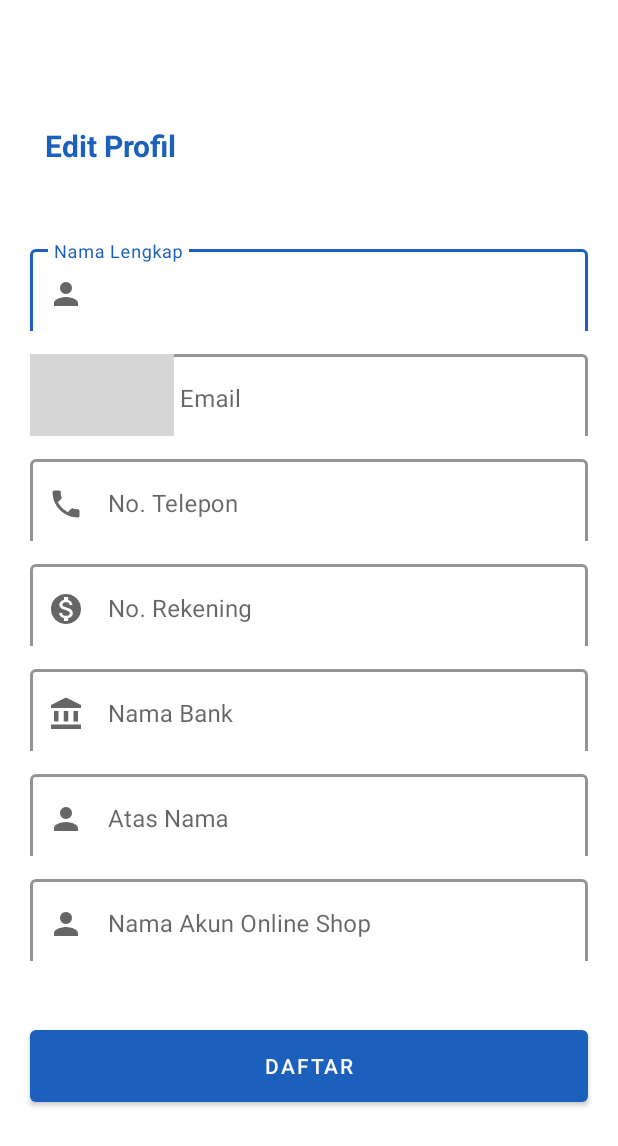
After one commit to maykum43/ScannerAnyarAndroid, an Android app: the EditProfilActivity screen opened directly, with no data from a screen before it, on a phone screen of 412 x 824 dp. The commit adds this screen. Shown: the top 1146 px of the screen. Run offline under Robolectric (Android 15) with nearby library versions, the phone set to English and light mode, and no system bars; grey boxes are pictures that could not be loaded.

Commit message:
Commit API Search SN 18-2-2022(UI Profile 80%, Done)

```diff
--- a/app/src/main/AndroidManifest.xml
+++ b/app/src/main/AndroidManifest.xml
@@ -27,6 +27,7 @@
         <activity android:name=".activity.CreateHisActivity" />
         <activity android:name=".activity.RiwayatActivity" />
         <activity android:name=".activity.ScanBarcodeActivity" />
+        <activity android:name=".activity.EditProfilActivity" />
     </application>
 
     <uses-permission android:name="android.permission.INTERNET" />
--- /dev/null
+++ b/app/src/main/java/com/anyarscaner/activity/EditProfilActivity.kt
@@ -0,0 +1,133 @@
+package com.anyarscaner.activity
+
+import android.content.Intent
+import android.os.Bundle
+import android.view.View
+import android.widget.*
+import androidx.appcompat.app.AppCompatActivity
+import com.anyarscaner.MainActivity
+import com.anyarscaner.R
+import com.anyarscaner.app.ApiConfig
+import com.anyarscaner.helper.SharedPref
+import com.anyarscaner.model.ResponModel
+import retrofit2.Call
+import retrofit2.Callback
+import retrofit2.Response
+
+class EditProfilActivity : AppCompatActivity() {
+
+    lateinit var s: SharedPref
+
+    lateinit var name: TextView
+    lateinit var email: TextView
+    lateinit var phone: TextView
+    lateinit var norek: TextView
+    lateinit var nama_bank: TextView
+    lateinit var atas_nama: TextView
+    lateinit var akun_ol: TextView
+
+
+    override fun onCreate(savedInstanceState: Bundle?) {
+        super.onCreate(savedInstanceState)
+        setContentView(R.layout.activity_editprofil)
+
+        s = SharedPref(this)
+        setData()
+
+        val btnSave = findViewById<Button>(R.id.btn_save)
+
+        btnSave.setOnClickListener {
+            simpanData()
+        }
+    }
+
+    fun setData(){
+        name = findViewById<EditText>(R.id.tv_namaUser)
+        phone = findViewById<EditText>(R.id.tv_notlp)
+        email = findViewById<EditText>(R.id.tv_email)
+        norek = findViewById<EditText>(R.id.tv_norek)
+        nama_bank = findViewById<EditText>(R.id.tv_nama_bank)
+        atas_nama = findViewById<EditText>(R.id.tv_atas_nama)
+        akun_ol = findViewById<EditText>(R.id.tv_nama_akun_ol)
+
+        name.text = s.getString(s.nama)
+        email.text = s.getString(s.email)
+        phone.text = s.getString(s.phone)
+        norek.text = s.getString(s.norek)
+        nama_bank.text = s.getString(s.nama_bank)
+        atas_nama.text = s.getString(s.atas_nama)
+        akun_ol.text = s.getString(s.akun_ol)
+    }
+
+    fun simpanData() {
+
+        if (name.text.isEmpty()) {
+            name.error = "Kolom nama tidak boleh kosong!"
+            name.requestFocus()
+            return
+        } else if (email.text.isEmpty()) {
+            email.error = "Kolom email tidak boleh kosong!"
+            email.requestFocus()
+            return
+        } else if (phone.text.isEmpty()) {
+            phone.error = "Kolom No. Telepon tidak boleh kosong!"
+            phone.requestFocus()
+            return
+        } else if (norek.text.isEmpty()) {
+            norek.error = "Kolom Nomor Rekening tidak boleh kosong!"
+            norek.requestFocus()
+            return
+        } else if (nama_bank.text.isEmpty()) {
+            nama_bank.error = "Kolom Nama Bank tidak boleh kosong!"
+            nama_bank.requestFocus()
+            return
+        } else if (atas_nama.text.isEmpty()) {
+            atas_nama.error = "Kolom nama pemilik rekening tidak boleh kosong!"
+            atas_nama.requestFocus()
+            return
+        } else if (akun_ol.text.isEmpty()) {
+            akun_ol.error = "Kolom Username Akun Online Shop tidak boleh kosong!"
+            akun_ol.requestFocus()
+            return
+        }
+
+        val pb = findViewById<ProgressBar>(R.id.pb_edit)
+
+        pb.visibility = View.VISIBLE
+
+        ApiConfig.instanceRetrofit.edit_profil(
+            name.text.toString(),
+            email.text.toString(),
+            phone.text.toString(),
+            norek.text.toString(),
+            nama_bank.text.toString(),
+            atas_nama.text.toString(),
+            akun_ol.text.toString(),
+        ).enqueue(object : Callback<ResponModel>{
+            override fun onResponse(call: Call<ResponModel>, response: Response<ResponModel>) {
+                pb.visibility = View.GONE
+
+                val respon = response.body()!!
+
+                if(respon.success == 1){
+                    //berhasil
+                    s.setStatusLogin(true)
+                    val intent = Intent(this@EditProfilActivity, MainActivity::class.java)
+                    intent.addFlags(Intent.FLAG_ACTIVITY_CLEAR_TOP or Intent.FLAG_ACTIVITY_NEW_TASK)
+                    startActivity(intent)
+                    finish()
+                    Toast.makeText(this@EditProfilActivity, "Success: "+respon.message +" Edit data"+respon.user.name, Toast.LENGTH_LONG).show()
+                }else {
+                    //gagal
+                    Toast.makeText(this@EditProfilActivity, "Error: "+respon.message, Toast.LENGTH_SHORT).show()
+                }
+            }
+
+            override fun onFailure(call: Call<ResponModel>, t: Throwable) {
+                pb.visibility = View.GONE
+                Toast.makeText(this@EditProfilActivity, "Error: "+t.message, Toast.LENGTH_SHORT).show()
+            }
+
+        })
+    }
+}
--- a/app/src/main/java/com/anyarscaner/activity/RegisterActivity.kt
+++ b/app/src/main/java/com/anyarscaner/activity/RegisterActivity.kt
@@ -19,7 +19,7 @@ import retrofit2.Response
 
 class RegisterActivity : AppCompatActivity() {
 
-    lateinit var s: SharedPref
+        lateinit var s: SharedPref
 
     override fun onCreate(savedInstanceState: Bundle?) {
         super.onCreate(savedInstanceState)
@@ -81,7 +81,8 @@ class RegisterActivity : AppCompatActivity() {
         val pb = findViewById<ProgressBar>(R.id.pb_regist)
 
         pb.visibility = View.VISIBLE
-        ApiConfig.instanceRetrofit.register(edt_nama.text.toString(),
+        ApiConfig.instanceRetrofit.register(
+            edt_nama.text.toString(),
             edt_email.text.toString(),
             edt_notlp.text.toString(),
             edt_norek.text.toString(),
--- a/app/src/main/java/com/anyarscaner/app/ApiService.kt
+++ b/app/src/main/java/com/anyarscaner/app/ApiService.kt
@@ -46,4 +46,16 @@ interface ApiService {
         @Field("sn") sn:String,
         @Field("user") user:String
     ) : Call<ResponModel>
+
+    @FormUrlEncoded
+    @POST("edit_user")
+    fun edit_profil(
+        @Field("name") name:String,
+        @Field("email") email:String,
+        @Field("phone") nomortlp:String,
+        @Field("norek") norek:String,
+        @Field("nama_bank") bank:String,
+        @Field("atas_nama") atas_nama:String,
+        @Field("nama_akun_ol") akun_ol:String,
+    ) : Call<ResponModel>
 }
--- a/app/src/main/java/com/anyarscaner/fragment/ProfilFragment.kt
+++ b/app/src/main/java/com/anyarscaner/fragment/ProfilFragment.kt
@@ -9,6 +9,7 @@ import android.widget.RelativeLayout
 import android.widget.TextView
 import androidx.fragment.app.Fragment
 import com.anyarscaner.R
+import com.anyarscaner.activity.EditProfilActivity
 import com.anyarscaner.activity.RiwayatActivity
 import com.anyarscaner.helper.SharedPref
 
@@ -50,6 +51,11 @@ class ProfilFragment : Fragment() {
             val inData = Intent(activity, RiwayatActivity::class.java)
             startActivity(inData)
         }
+
+        btn_editprofil.setOnClickListener {
+            val inData =Intent(activity, EditProfilActivity::class.java)
+            startActivity(inData)
+        }
     }
 
     private fun init(view: View) {
--- a/app/src/main/java/com/anyarscaner/helper/SharedPref.kt
+++ b/app/src/main/java/com/anyarscaner/helper/SharedPref.kt
@@ -12,6 +12,11 @@ class SharedPref(activity: Activity) {
 
     val nama = "nama"
     val email = "email"
+    val phone = "phone"
+    val norek = "norek"
+    val nama_bank = "nama_bank"
+    val atas_nama = "atas_nama"
+    val akun_ol ="akun_ol"
 
     val sn = "sn"
 
--- a/app/src/main/java/com/anyarscaner/model/User.kt
+++ b/app/src/main/java/com/anyarscaner/model/User.kt
@@ -7,5 +7,6 @@ class User {
     lateinit var norek:String
     lateinit var nama_bank:String
     lateinit var atas_nama:String
+    lateinit var akun_ol:String
     var id = 0
 }
--- /dev/null
+++ b/app/src/main/res/layout/activity_editprofil.xml
@@ -0,0 +1,242 @@
+<?xml version="1.0" encoding="utf-8"?>
+<RelativeLayout xmlns:android="http://schemas.android.com/apk/res/android"
+    android:layout_width="match_parent"
+    android:layout_height="match_parent"
+    xmlns:app="http://schemas.android.com/apk/res-auto">
+
+    <LinearLayout
+        android:gravity="center"
+        android:orientation="vertical"
+        android:layout_width="match_parent"
+        android:layout_height="match_parent">
+
+        <TextView
+            android:layout_marginBottom="50dp"
+            android:layout_marginHorizontal="20dp"
+            android:layout_width="match_parent"
+            android:layout_height="wrap_content"
+            android:text="Edit Profil"
+            android:textColor="@color/Biru"
+            android:paddingLeft="10dp"
+            android:textSize="20dp"
+            android:textStyle="bold"
+            />
+
+        <!--     Field Nama -->
+        <LinearLayout
+            android:layout_marginHorizontal="20dp"
+            android:orientation="horizontal"
+            android:layout_width="match_parent"
+            android:layout_height="wrap_content">
+
+            <com.google.android.material.textfield.TextInputLayout
+                android:layout_width="match_parent"
+                android:layout_height="60dp"
+                android:elevation="10dp"
+                app:boxStrokeColor="@color/Biru"
+                app:boxStrokeWidth="2dp"
+                app:startIconDrawable="@drawable/ic_person_24"
+                style="@style/Widget.MaterialComponents.TextInputLayout.OutlinedBox">
+
+                <EditText
+                    android:id="@+id/tv_namaUser"
+                    android:layout_width="match_parent"
+                    android:layout_height="60dp"
+                    android:hint="Nama Lengkap"
+                    android:inputType="text"
+                    android:maxLines="1"
+                    android:singleLine="true"/>
+
+            </com.google.android.material.textfield.TextInputLayout>
+
+        </LinearLayout>
+        <!--     Field Email -->
+        <LinearLayout
+            android:layout_marginTop="10dp"
+            android:layout_marginHorizontal="20dp"
+            android:orientation="horizontal"
+            android:layout_width="match_parent"
+            android:layout_height="wrap_content">
+
+            <com.google.android.material.textfield.TextInputLayout
+                android:layout_width="match_parent"
+                android:layout_height="60dp"
+                app:boxStrokeColor="@color/Biru"
+                app:boxStrokeWidth="2dp"
+                app:startIconDrawable="@drawable/ic_email_24"
+                style="@style/Widget.MaterialComponents.TextInputLayout.OutlinedBox">
+
+                <EditText
+                    android:id="@+id/tv_email"
+                    android:layout_width="match_parent"
+                    android:layout_height="60dp"
+                    android:hint="Email"
+                    android:inputType="textEmailAddress"
+                    android:maxLines="1"
+                    android:singleLine="true"/>
+
+            </com.google.android.material.textfield.TextInputLayout>
+
+        </LinearLayout>
+        <!--     Field Tlp -->
+        <LinearLayout
+            android:layout_marginTop="10dp"
+            android:layout_marginHorizontal="20dp"
+            android:orientation="horizontal"
+            android:layout_width="match_parent"
+            android:layout_height="wrap_content">
+
+            <com.google.android.material.textfield.TextInputLayout
+                android:layout_width="match_parent"
+                android:layout_height="60dp"
+                app:boxStrokeColor="@color/Biru"
+                app:boxStrokeWidth="2dp"
+                app:startIconDrawable="@drawable/ic_tlp_24"
+                style="@style/Widget.MaterialComponents.TextInputLayout.OutlinedBox">
+
+                <EditText
+                    android:id="@+id/tv_notlp"
+                    android:layout_width="match_parent"
+                    android:layout_height="60dp"
+                    android:hint="No. Telepon"
+                    android:inputType="number"
+                    android:maxLines="1"
+                    android:singleLine="true"/>
+
+            </com.google.android.material.textfield.TextInputLayout>
+
+        </LinearLayout>
+        <!--     Field Norek -->
+        <LinearLayout
+            android:layout_marginTop="10dp"
+            android:layout_marginHorizontal="20dp"
+            android:orientation="horizontal"
+            android:layout_width="match_parent"
+            android:layout_height="wrap_content">
+
+            <com.google.android.material.textfield.TextInputLayout
+                android:layout_width="match_parent"
+                android:layout_height="60dp"
+                app:boxStrokeColor="@color/Biru"
+                app:boxStrokeWidth="2dp"
+                app:startIconDrawable="@drawable/ic_baseline_monetization_on_24"
+                style="@style/Widget.MaterialComponents.TextInputLayout.OutlinedBox">
+
+                <EditText
+                    android:id="@+id/tv_norek"
+                    android:layout_width="match_parent"
+                    android:layout_height="60dp"
+                    android:hint="No. Rekening"
+                    android:inputType="number"
+                    android:maxLines="1"
+                    android:singleLine="true"/>
+
+            </com.google.android.material.textfield.TextInputLayout>
+
+        </LinearLayout>
+        <!--     Field Nama Bank -->
+        <LinearLayout
+            android:layout_marginTop="10dp"
+            android:layout_marginHorizontal="20dp"
+            android:orientation="horizontal"
+            android:layout_width="match_parent"
+            android:layout_height="wrap_content">
+
+            <com.google.android.material.textfield.TextInputLayout
+                android:layout_width="match_parent"
+                android:layout_height="60dp"
+                app:boxStrokeColor="@color/Biru"
+                app:boxStrokeWidth="2dp"
+                app:startIconDrawable="@drawable/ic_baseline_account_balance_24"
+                style="@style/Widget.MaterialComponents.TextInputLayout.OutlinedBox">
+
+                <EditText
+                    android:id="@+id/tv_nama_bank"
+                    android:layout_width="match_parent"
+                    android:layout_height="60dp"
+                    android:hint="Nama Bank"
+                    android:inputType="text"
+                    android:maxLines="1"
+                    android:singleLine="true"/>
+
+            </com.google.android.material.textfield.TextInputLayout>
+
+        </LinearLayout>
+        <!--     Field Atas Nama -->
+        <LinearLayout
+            android:layout_marginTop="10dp"
+            android:layout_marginHorizontal="20dp"
+            android:orientation="horizontal"
+            android:layout_width="match_parent"
+            android:layout_height="wrap_content">
+
+            <com.google.android.material.textfield.TextInputLayout
+                android:layout_width="match_parent"
+                android:layout_height="60dp"
+                app:boxStrokeColor="@color/Biru"
+                app:boxStrokeWidth="2dp"
+                app:startIconDrawable="@drawable/ic_person_24"
+                style="@style/Widget.MaterialComponents.TextInputLayout.OutlinedBox">
+
+                <EditText
+                    android:id="@+id/tv_atas_nama"
+                    android:layout_width="match_parent"
+                    android:layout_height="60dp"
+                    android:hint="Atas Nama"
+                    android:inputType="text"
+                    android:maxLines="1"
+                    android:singleLine="true"/>
+
+            </com.google.android.material.textfield.TextInputLayout>
+
+        </LinearLayout>
+        <!--     Field Nama Akun Ol -->
+        <LinearLayout
+            android:layout_marginTop="10dp"
+            android:layout_marginHorizontal="20dp"
+            android:orientation="horizontal"
+            android:layout_width="match_parent"
+            android:layout_height="wrap_content"
+            >
+
+            <com.google.android.material.textfield.TextInputLayout
+                android:layout_width="match_parent"
+                android:layout_height="60dp"
+                app:boxStrokeColor="@color/Biru"
+                app:boxStrokeWidth="2dp"
+                app:startIconDrawable="@drawable/ic_person_24"
+                style="@style/Widget.MaterialComponents.TextInputLayout.OutlinedBox"
+                >
+
+                <EditText
+                    android:id="@+id/tv_nama_akun_ol"
+                    android:layout_width="match_parent"
+                    android:layout_height="60dp"
+                    android:hint="Nama Akun Online Shop"
+                    android:inputType="text"
+                    android:maxLines="1"
+                    android:singleLine="true"/>
+
+            </com.google.android.material.textfield.TextInputLayout>
+
+        </LinearLayout>
+
+        <Button
+            android:id="@+id/btn_save"
+            android:layout_marginTop="40dp"
+            android:layout_marginHorizontal="20dp"
+            android:layout_width="match_parent"
+            android:layout_height="60dp"
+            android:text="Daftar"/>
+
+
+    </LinearLayout>
+
+    <ProgressBar
+        android:id="@+id/pb_edit"
+        android:layout_centerInParent="true"
+        android:layout_width="40dp"
+        android:layout_height="40dp"
+        android:visibility="gone"/>
+
+</RelativeLayout>
--- a/app/src/main/res/layout/fragment_profil.xml
+++ b/app/src/main/res/layout/fragment_profil.xml
@@ -40,7 +40,7 @@
                     android:gravity="center"
                     android:text="Nama User"
                     android:textColor="@color/black"
-                    android:textSize="18dp"
+                    android:textSize="20dp"
                     android:textStyle="bold" />
 
                 <TextView
--- a/app/src/main/res/values/themes.xml
+++ b/app/src/main/res/values/themes.xml
@@ -10,7 +10,7 @@
         <item name="colorSecondaryVariant">@color/white</item>
         <item name="colorOnSecondary">@color/putih_teal</item>
         <!-- Status bar color. -->
-        <item name="android:statusBarColor" tools:targetApi="l">?attr/colorPrimaryVariant</item>
+        <item name="android:statusBarColor" tools:targetApi="l">?attr/colorPrimary</item>
         <!-- Customize your theme here. -->
     </style>
 </resources>
```
